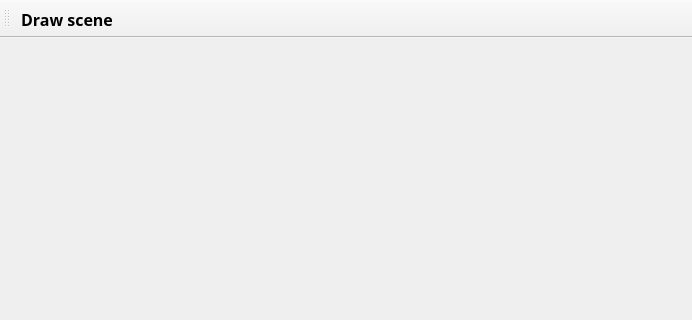
First picture: the form in Example/Example.ui, repository maxchistt/QtVision-Static-Class-Library, before the edit; both pictures show x 0 to 692 and y 0 to 320 of the 692 by 472 pixel window.
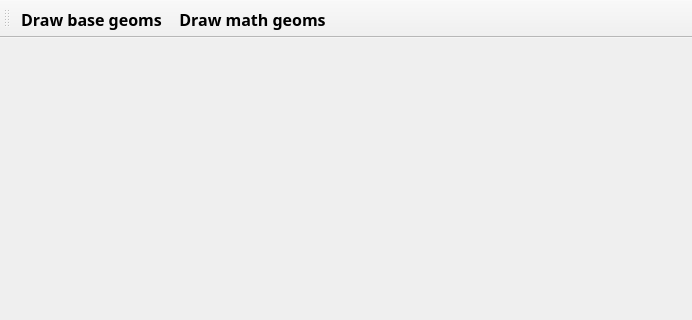
Second picture: the form after the edit.

Commit message: math and basic geoms example

```diff
--- a/Example/Example.ui
+++ b/Example/Example.ui
@@ -38,19 +38,37 @@
    <attribute name="toolBarBreak">
     <bool>false</bool>
    </attribute>
-   <addaction name="draw_Action"/>
+   <addaction name="drawBase_Action"/>
+   <addaction name="drawMath_Action"/>
   </widget>
   <widget class="QStatusBar" name="statusBar"/>
-  <action name="draw_Action">
+  <action name="drawBase_Action">
    <property name="text">
-    <string>Draw scene</string>
+    <string>Draw base geoms</string>
    </property>
    <property name="toolTip">
-    <string>Make test C3D scene</string>
+    <string>Make test C3D base geoms scene</string>
    </property>
    <property name="font">
     <font>
      <family>Segoe UI Black</family>
+     <weight>75</weight>
+     <bold>true</bold>
+    </font>
+   </property>
+  </action>
+  <action name="drawMath_Action">
+   <property name="text">
+    <string>Draw math geoms</string>
+   </property>
+   <property name="toolTip">
+    <string>Make test C3D math geoms scene</string>
+   </property>
+   <property name="font">
+    <font>
+     <family>Segoe UI Black</family>
+     <weight>75</weight>
+     <bold>true</bold>
     </font>
    </property>
   </action>
```
The commit also changes 5 other files.
